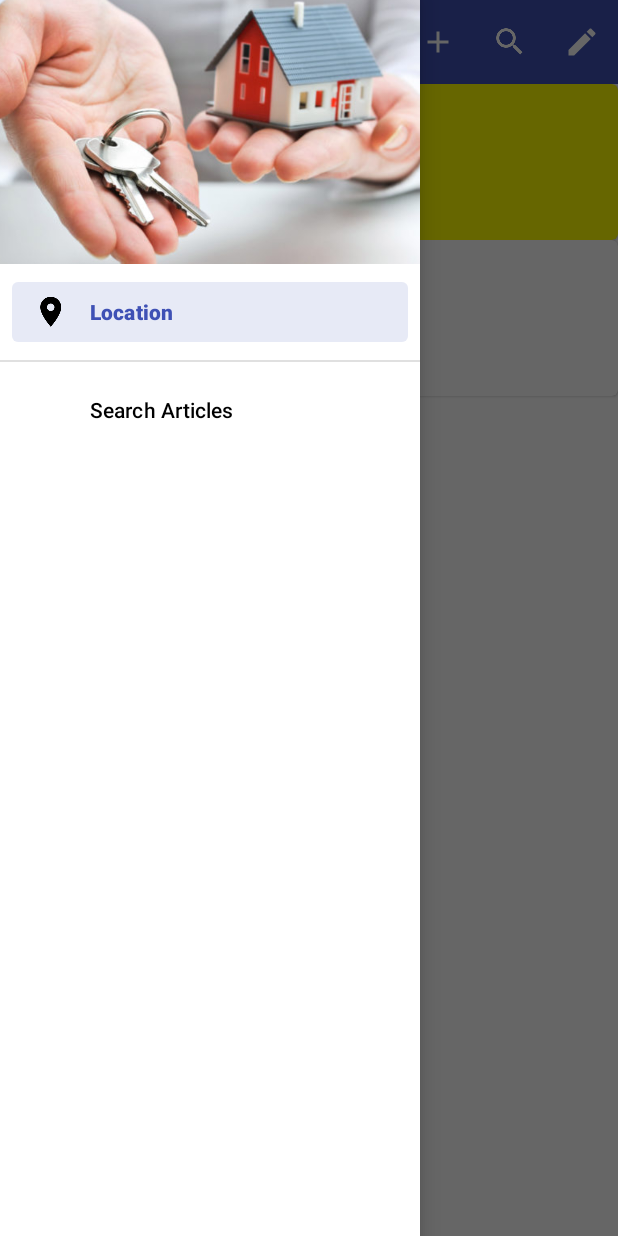
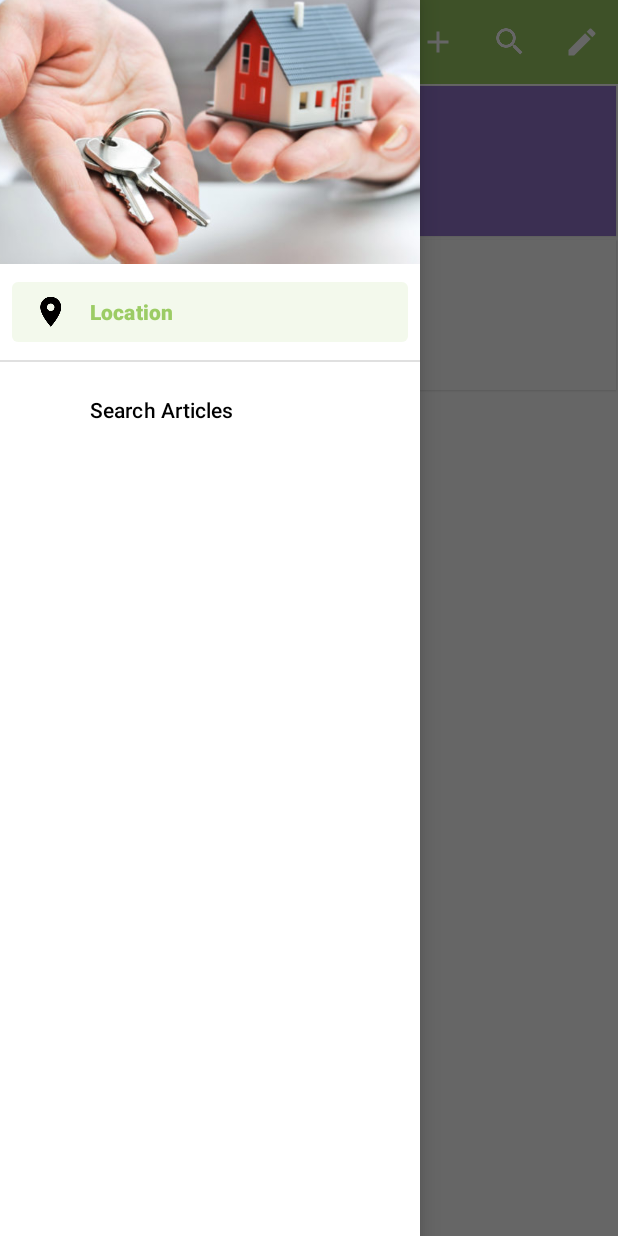
Before and after one commit to MicaSag/RealEstateManager, an Android app: the screen it shows after launch (RealEstateManagerActivity), with the side drawer open, on a phone screen of 412 x 824 dp. Run offline under Robolectric (Android 15) with nearby library versions, the phone set to English and light mode, and no system bars; our stand-ins replace ButterKnife, Room's generated code; libraries missing offline, so code that uses them is left out: com.jakewharton.threetenabp; pictures from the network do not load; 1 statement that could not run was skipped.

Commit message:
Improved design

```diff
--- a/app/src/main/java/com/openclassrooms/realestatemanager/adapters/estateList/EstateListViewHolder.java
+++ b/app/src/main/java/com/openclassrooms/realestatemanager/adapters/estateList/EstateListViewHolder.java
@@ -1,7 +1,10 @@
 package com.openclassrooms.realestatemanager.adapters.estateList;
 
+import androidx.annotation.ColorRes;
+import androidx.core.content.res.ResourcesCompat;
 import androidx.recyclerview.widget.RecyclerView;
 
+import android.content.res.Resources;
 import android.graphics.Color;
 import android.util.Log;
 import android.view.View;
@@ -67,12 +70,15 @@ public class EstateListViewHolder extends RecyclerView.ViewHolder implements Vie
         else mSale.setVisibility(View.INVISIBLE);
 
         // For indicate item Selected
+        Resources res = itemView.getResources();
         if (estate.getEstate_Id() == CurrentEstateDataRepository.getInstance()
                 .getCurrentEstate_Id().getValue()) {
-            mMCV.setCardBackgroundColor(Color.YELLOW);
+            mMCV.setCardBackgroundColor(res.getColorStateList(R.color.colorAccent));
+            mPrize.setTextColor(Color.WHITE);
         }
         else {
             mMCV.setCardBackgroundColor(Color.WHITE);
+            mPrize.setTextColor(res.getColorStateList(R.color.colorAccent));
         }
     }
 
--- a/app/src/main/res/values-hdpi/colors.xml
+++ /dev/null
@@ -1,6 +0,0 @@
-<?xml version="1.0" encoding="utf-8"?>
-<resources>
-    <color name="colorPrimary">#3F51B5</color>
-    <color name="colorPrimaryDark">#303F9F</color>
-    <color name="colorAccent">#FF4081</color>
-</resources>
--- a/app/src/main/res/values-large/colors.xml
+++ /dev/null
@@ -1,6 +0,0 @@
-<?xml version="1.0" encoding="utf-8"?>
-<resources>
-    <color name="colorPrimary">#3F51B5</color>
-    <color name="colorPrimaryDark">#303F9F</color>
-    <color name="colorAccent">#FF4081</color>
-</resources>
--- a/app/src/main/res/values-mdpi/colors.xml
+++ /dev/null
@@ -1,6 +0,0 @@
-<?xml version="1.0" encoding="utf-8"?>
-<resources>
-    <color name="colorPrimary">#3F51B5</color>
-    <color name="colorPrimaryDark">#303F9F</color>
-    <color name="colorAccent">#FF4081</color>
-</resources>
--- a/app/src/main/res/values-xhdpi/colors.xml
+++ /dev/null
@@ -1,6 +0,0 @@
-<?xml version="1.0" encoding="utf-8"?>
-<resources>
-    <color name="colorPrimary">#3F51B5</color>
-    <color name="colorPrimaryDark">#303F9F</color>
-    <color name="colorAccent">#FF4081</color>
-</resources>
--- a/app/src/main/res/values-xxhdpi/colors.xml
+++ /dev/null
@@ -1,6 +0,0 @@
-<?xml version="1.0" encoding="utf-8"?>
-<resources>
-    <color name="colorPrimary">#3F51B5</color>
-    <color name="colorPrimaryDark">#303F9F</color>
-    <color name="colorAccent">#FF4081</color>
-</resources>
--- a/app/src/main/res/values-xxxhdpi/colors.xml
+++ /dev/null
@@ -1,6 +0,0 @@
-<?xml version="1.0" encoding="utf-8"?>
-<resources>
-    <color name="colorPrimary">#3F51B5</color>
-    <color name="colorPrimaryDark">#303F9F</color>
-    <color name="colorAccent">#FF4081</color>
-</resources>
--- a/app/src/main/res/values/colors.xml
+++ b/app/src/main/res/values/colors.xml
@@ -1,8 +1,8 @@
 <?xml version="1.0" encoding="utf-8"?>
 <resources>
-    <color name="colorPrimary">#3F51B5</color>
-    <color name="colorPrimaryDark">#303F9F</color>
-    <color name="colorAccent">#009688</color>
+    <color name="colorPrimary">#9CCC65</color>
+    <color name="colorPrimaryDark">#7CB342</color>
+    <color name="colorAccent">#9575CD</color>
 
     <!-- colors of the Navigation Drawer -->
     <color name="navigationDrawerBackground">#B2B9E1</color>
```
Also changed, not shown: app/src/main/res/layout/fragment_estate_details.xml (+39 -7 lines), app/src/main/res/layout/fragment_estate_list_view_holder.xml (+14 -17 lines), app/src/main/res/drawable/sale_240.png (added), app/src/main/res/drawable/sold.png (added).
